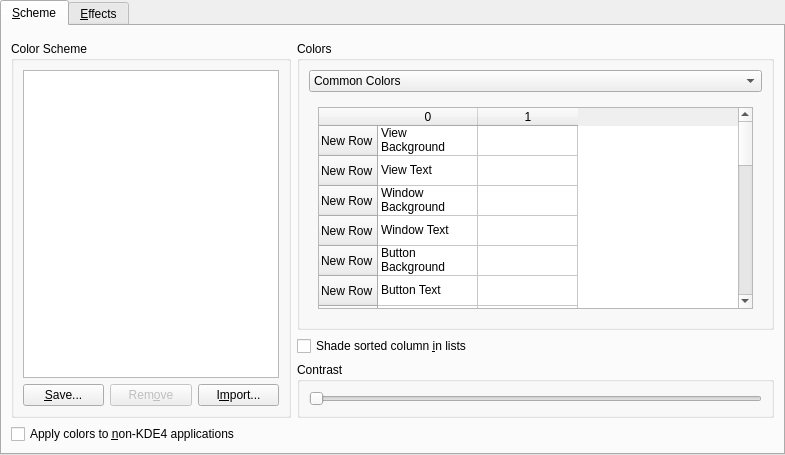
First picture: the form in kcontrol/colors/colorsettings.ui, repository mgottschlag/kwin-tiling, before the edit.
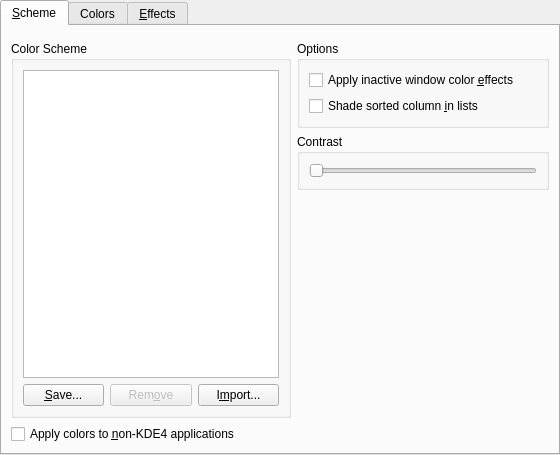
Second picture: the form after the edit. Custom widgets are drawn as their Qt base class.

Commit message: Move colors to their own tab, so the main tab is now scheme management only, plus a new options list (that may be expanding as time goes on). New string OK'd by Thomas Reitelbach TODO: 'no inactive effects' actually does something (but get the string checked in for translation)

The edit to the form file:
```diff
--- a/kcontrol/colors/colorsettings.ui
+++ b/kcontrol/colors/colorsettings.ui
@@ -5,7 +5,7 @@
    <rect>
     <x>0</x>
     <y>0</y>
-    <width>785</width>
+    <width>560</width>
     <height>455</height>
    </rect>
   </property>
@@ -32,6 +32,16 @@
        <string>&amp;Scheme</string>
       </attribute>
       <layout class="QGridLayout" >
+       <item row="0" column="0" colspan="2" >
+        <widget class="PreviewWidget" native="1" name="schemePreview" >
+         <property name="sizePolicy" >
+          <sizepolicy vsizetype="Fixed" hsizetype="Preferred" >
+           <horstretch>0</horstretch>
+           <verstretch>0</verstretch>
+          </sizepolicy>
+         </property>
+        </widget>
+       </item>
        <item rowspan="3" row="1" column="0" >
         <widget class="QGroupBox" name="groupBox_3" >
          <property name="sizePolicy" >
@@ -97,17 +107,93 @@
         </widget>
        </item>
        <item row="1" column="1" >
-        <widget class="QGroupBox" name="groupBox_4" >
-         <property name="sizePolicy" >
-          <sizepolicy vsizetype="Expanding" hsizetype="Preferred" >
-           <horstretch>0</horstretch>
-           <verstretch>0</verstretch>
-          </sizepolicy>
+        <widget class="QGroupBox" name="groupBox_6" >
+         <property name="title" >
+          <string>Options</string>
          </property>
+         <layout class="QVBoxLayout" >
+          <item>
+           <widget class="QCheckBox" name="useEffects" >
+            <property name="text" >
+             <string>Apply inactive window color &amp;effects</string>
+            </property>
+           </widget>
+          </item>
+          <item>
+           <widget class="QCheckBox" name="shadeSortedColumn" >
+            <property name="text" >
+             <string>Shade sorted column &amp;in lists</string>
+            </property>
+           </widget>
+          </item>
+         </layout>
+        </widget>
+       </item>
+       <item row="2" column="1" >
+        <widget class="QGroupBox" name="groupBox_5" >
+         <property name="toolTip" >
+          <string>Contrast used for 3D objects</string>
+         </property>
          <property name="title" >
+          <string>Contrast</string>
+         </property>
+         <layout class="QVBoxLayout" >
+          <item>
+           <widget class="QSlider" name="contrastSlider" >
+            <property name="maximum" >
+             <number>10</number>
+            </property>
+            <property name="pageStep" >
+             <number>5</number>
+            </property>
+            <property name="orientation" >
+             <enum>Qt::Horizontal</enum>
+            </property>
+           </widget>
+          </item>
+         </layout>
+        </widget>
+       </item>
+       <item row="3" column="1" >
+        <spacer>
+         <property name="orientation" >
+          <enum>Qt::Vertical</enum>
+         </property>
+         <property name="sizeHint" >
+          <size>
+           <width>20</width>
+           <height>40</height>
+          </size>
+         </property>
+        </spacer>
+       </item>
+       <item row="4" column="0" >
+        <widget class="QCheckBox" name="applyToAlien" >
+         <property name="mouseTracking" >
+          <bool>true</bool>
+         </property>
+         <property name="text" >
+          <string>Apply colors to &amp;non-KDE4 applications</string>
+         </property>
+        </widget>
+       </item>
+      </layout>
+     </widget>
+     <widget class="QWidget" name="tab" >
+      <attribute name="title" >
           <string>Colors</string>
-         </property>
+      </attribute>
          <layout class="QVBoxLayout" >
+       <item>
+        <widget class="PreviewWidget" native="1" name="colorPreview" >
+         <property name="sizePolicy" >
+          <sizepolicy vsizetype="Fixed" hsizetype="Preferred" >
+           <horstretch>0</horstretch>
+           <verstretch>0</verstretch>
+          </sizepolicy>
+         </property>
+        </widget>
+       </item>
           <item>
            <widget class="QComboBox" name="colorSet" >
             <property name="toolTip" >
@@ -442,61 +528,6 @@
               </item>
              </layout>
             </widget>
-           </widget>
-          </item>
-         </layout>
-        </widget>
-       </item>
-       <item row="2" column="1" >
-        <widget class="QCheckBox" name="shadeSortedColumn" >
-         <property name="text" >
-          <string>Shade sorted column &amp;in lists</string>
-         </property>
-        </widget>
-       </item>
-       <item row="3" column="1" >
-        <widget class="QGroupBox" name="groupBox_5" >
-         <property name="toolTip" >
-          <string>Contrast used for 3D objects</string>
-         </property>
-         <property name="title" >
-          <string>Contrast</string>
-         </property>
-         <layout class="QVBoxLayout" >
-          <item>
-           <widget class="QSlider" name="contrastSlider" >
-            <property name="maximum" >
-             <number>10</number>
-            </property>
-            <property name="pageStep" >
-             <number>5</number>
-            </property>
-            <property name="orientation" >
-             <enum>Qt::Horizontal</enum>
-            </property>
-           </widget>
-          </item>
-         </layout>
-        </widget>
-       </item>
-       <item row="4" column="0" >
-        <widget class="QCheckBox" name="applyToAlien" >
-         <property name="mouseTracking" >
-          <bool>true</bool>
-         </property>
-         <property name="text" >
-          <string>Apply colors to &amp;non-KDE4 applications</string>
-         </property>
-        </widget>
-       </item>
-       <item row="0" column="0" colspan="2" >
-        <widget class="PreviewWidget" native="1" name="schemePreview" >
-         <property name="sizePolicy" >
-          <sizepolicy vsizetype="Fixed" hsizetype="Preferred" >
-           <horstretch>0</horstretch>
-           <verstretch>0</verstretch>
-          </sizepolicy>
-         </property>
         </widget>
        </item>
       </layout>
```
Lines whose indentation alone changed are shown as unchanged. The commit also changes 1 other file.
